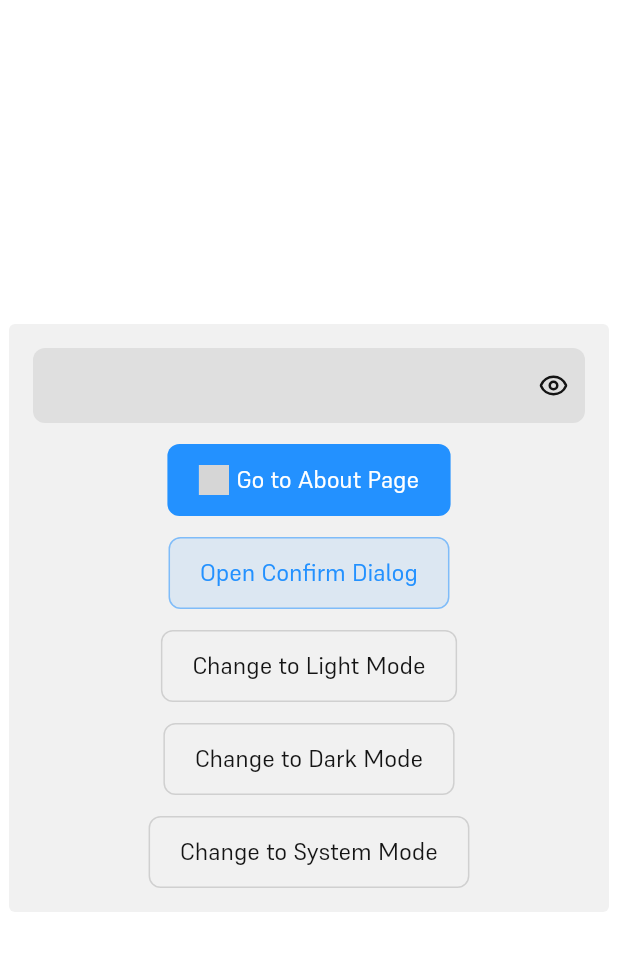
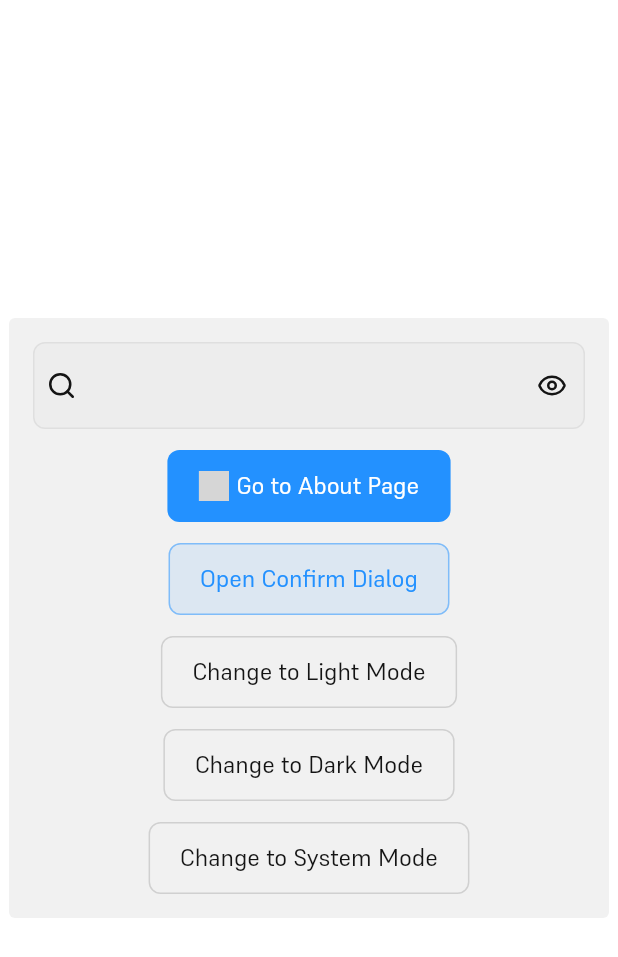
Before and after one commit to AxonDesigns/widget_app, a Flutter app: the screen it shows after launch, after a tap on "Change to Light Mode", on a phone screen of 412 x 824 dp. Shown: the top 957 px of the screen. Run offline on Flutter 3.47's test engine with Material 3 defaults, Android fonts, the phone set to English and light mode, and no system bars; drawn by our look-alikes of rive; our stand-ins replace flutter_lucide, go_router, shared_preferences; grey boxes are pictures that could not be loaded.

Commit message:
chore: enhance text input

```diff
--- a/lib/components/button.dart
+++ b/lib/components/button.dart
@@ -193,16 +193,12 @@ class _ButtonState extends State<Button> {
           AxType.ghost =>
             WidgetStateColor.resolveWith((state) {
               if (state.contains(WidgetState.pressed)) {
-                return GenericTheme.of(context)
-                    .foregroundColor
-                    .withOpacity(0.05);
+                return context.theme.foregroundColor.withOpacity(0.05);
               }
               if (state.contains(WidgetState.hovered)) {
-                return GenericTheme.of(context)
-                    .foregroundColor
-                    .withOpacity(0.1);
+                return context.theme.foregroundColor.withOpacity(0.1);
               }
-              return GenericTheme.of(context).foregroundColor.withOpacity(0.0);
+              return context.theme.foregroundColor.withOpacity(0.0);
             }).resolve(state),
           AxType.glass => WidgetStateColor.resolveWith((state) {
               var color = theme.primaryColor;
--- a/lib/components/dark_mode_state.dart
+++ b/lib/components/dark_mode_state.dart
@@ -3,8 +3,8 @@ import 'dart:ui';
 import 'package:flutter/widgets.dart';
 import 'package:shared_preferences/shared_preferences.dart';
 
-class ThemeModeStateProvider extends StatefulWidget {
-  const ThemeModeStateProvider({
+class InheritedThemeModeProvider extends StatefulWidget {
+  const InheritedThemeModeProvider({
     super.key,
     required this.child,
     this.initial,
@@ -16,10 +16,11 @@ class ThemeModeStateProvider extends StatefulWidget {
   final String storageKey;
 
   @override
-  State<ThemeModeStateProvider> createState() => ThemeModeStateProviderState();
+  State<InheritedThemeModeProvider> createState() =>
+      InheritedThemeModeProviderState();
 }
 
-class ThemeModeStateProviderState extends State<ThemeModeStateProvider>
+class InheritedThemeModeProviderState extends State<InheritedThemeModeProvider>
     with WidgetsBindingObserver {
   var _isDarkMode = false;
 
@@ -61,8 +62,8 @@ class ThemeModeStateProviderState extends State<ThemeModeStateProvider>
 
   @override
   Widget build(BuildContext context) {
-    return ThemeModeState(
-      data: ThemeModeStateData(
+    return InheritedThemeMode(
+      data: ThemeModeData(
         themeMode: _themeMode ?? ThemeMode.system,
         isDarkMode: _isDarkMode,
         setThemeMode: (mode) {
@@ -81,31 +82,35 @@ class ThemeModeStateProviderState extends State<ThemeModeStateProvider>
 }
 
 /// A theme that uses the [GenericThemeData] as its [ThemeData].
-class ThemeModeState extends InheritedWidget {
-  const ThemeModeState({
+class InheritedThemeMode extends InheritedWidget {
+  const InheritedThemeMode({
     super.key,
     required super.child,
     required this.data,
   });
 
-  final ThemeModeStateData data;
+  final ThemeModeData data;
 
   @override
-  bool updateShouldNotify(covariant ThemeModeState oldWidget) {
+  bool updateShouldNotify(covariant InheritedThemeMode oldWidget) {
     return oldWidget.data != data;
   }
 
-  static ThemeModeStateData of(BuildContext context) {
-    return context.dependOnInheritedWidgetOfExactType<ThemeModeState>()!.data;
+  static ThemeModeData of(BuildContext context) {
+    return context
+        .dependOnInheritedWidgetOfExactType<InheritedThemeMode>()!
+        .data;
   }
 
-  static ThemeModeStateData? maybeOf(BuildContext context) {
-    return context.dependOnInheritedWidgetOfExactType<ThemeModeState>()?.data;
+  static ThemeModeData? maybeOf(BuildContext context) {
+    return context
+        .dependOnInheritedWidgetOfExactType<InheritedThemeMode>()
+        ?.data;
   }
 }
 
-class ThemeModeStateData {
-  ThemeModeStateData({
+class ThemeModeData {
+  ThemeModeData({
     required this.themeMode,
     required this.isDarkMode,
     required this.setThemeMode,
@@ -124,14 +129,14 @@ enum ThemeMode {
 
 extension ThemeModeStateExtension on BuildContext {
   ThemeMode get themeMode {
-    return ThemeModeState.maybeOf(this)?.themeMode ?? ThemeMode.system;
+    return InheritedThemeMode.maybeOf(this)?.themeMode ?? ThemeMode.system;
   }
 
   bool get isDarkMode {
-    return ThemeModeState.maybeOf(this)?.isDarkMode ?? false;
+    return InheritedThemeMode.maybeOf(this)?.isDarkMode ?? false;
   }
 
   void setThemeMode(ThemeMode mode) {
-    ThemeModeState.maybeOf(this)?.setThemeMode(mode);
+    InheritedThemeMode.maybeOf(this)?.setThemeMode(mode);
   }
 }
--- a/lib/components/text_input.dart
+++ b/lib/components/text_input.dart
@@ -10,8 +10,6 @@ import 'package:flutter/material.dart' as material
         ThemeData,
         TextSelectionThemeData;
 import 'package:flutter/services.dart';
-import 'package:flutter_lucide/flutter_lucide.dart';
-import 'package:widget_app/components/button.dart';
 import 'package:widget_app/components/generic.dart';
 import 'package:widget_app/utils.dart';
 
@@ -22,6 +20,8 @@ class TextInput extends StatefulWidget {
     this.focusNode,
     this.undoController,
     TextInputType? keyboardType,
+    this.prefix,
+    this.suffix,
     this.textInputAction,
     this.textCapitalization = TextCapitalization.none,
     this.style,
@@ -79,6 +79,7 @@ class TextInput extends StatefulWidget {
     this.spellCheckConfiguration,
     this.magnifierConfiguration,
     this.restorationId,
+    this.backgroundColor,
   })  : enableInteractiveSelection =
             enableInteractiveSelection ?? (!readOnly || !obscureText),
         keyboardType = keyboardType ??
@@ -502,6 +503,16 @@ class TextInput extends StatefulWidget {
 
   /// {@macro flutter.widgets.editableText.restorationId}
   final String? restorationId;
+  final WidgetStateColor? backgroundColor;
+
+  /// Make sure that the widget is not focusable, so it doesn't
+  /// steal focus from the text input.<br>
+  /// e.g. password visibility toggle
+  final Widget? suffix;
+
+  /// Make sure that the widget is not focusable, so it doesn't
+  /// steal focus from the text input.
+  final Widget? prefix;
 
   @override
   State<TextInput> createState() => _TextInputState();
@@ -510,17 +521,80 @@ class TextInput extends StatefulWidget {
 class _TextInputState extends State<TextInput>
     with AutomaticKeepAliveClientMixin {
   // Since making a text input is a bit of a pain, I'm just going to use the material one for now.
+  var hovered = false;
+  var pressed = false;
+  var focused = false;
+  bool get enabled => true;
+  FocusNode? _focusNode;
 
   @override
   bool get wantKeepAlive => true;
 
   @override
+  void initState() {
+    super.initState();
+    _focusNode = widget.focusNode ?? FocusNode();
+    _focusNode!.addListener(_handleFocusChange);
+  }
+
+  @override
+  void dispose() {
+    _focusNode?.dispose();
+    super.dispose();
+  }
+
+  @override
+  void didUpdateWidget(covariant TextInput oldWidget) {
+    super.didUpdateWidget(oldWidget);
+    if (widget.focusNode != null && oldWidget.focusNode == null) {
+      _focusNode?.dispose();
+      _focusNode = widget.focusNode!;
+      _focusNode!.addListener(_handleFocusChange);
+    }
+
+    if (widget.focusNode == null && oldWidget.focusNode != null) {
+      _focusNode?.dispose();
+      _focusNode = FocusNode();
+      _focusNode!.addListener(_handleFocusChange);
+    }
+  }
+
+  void _handleFocusChange() {
+    setState(() {
+      focused = _focusNode?.hasFocus ?? false;
+    });
+  }
+
+  @override
   Widget build(BuildContext context) {
     super.build(context);
+    final state = {
+      if (hovered) WidgetState.hovered,
+      if (pressed) WidgetState.pressed,
+      if (focused) WidgetState.focused,
+    };
 
-    return Container(
+    final bgColor = widget.backgroundColor?.resolve(state) ??
+        WidgetStateColor.resolveWith((state) {
+          if (state.contains(WidgetState.focused)) {
+            return context.theme.surfaceColor.highest;
+          }
+
+          if (state.contains(WidgetState.hovered)) {
+            return context.theme.surfaceColor.higher;
+          }
+
+          return context.theme.surfaceColor.high;
+        }).resolve(state);
+
+    return AnimatedContainer(
+      duration: Duration(milliseconds: pressed ? 50 : 200),
+      curve: Curves.fastEaseInToSlowEaseOut,
       decoration: BoxDecoration(
-        color: GenericTheme.of(context).surfaceColor.highest,
+        color: bgColor,
+        border: Border.all(
+            color: context.theme.surfaceColor.highest,
+            strokeAlign: BorderSide.strokeAlignInside),
         borderRadius: BorderRadius.circular(
           switch (context.theme.roundedSize) {
             RoundedSize.none => 0.0,
@@ -531,30 +605,10 @@ class _TextInputState extends State<TextInput>
           },
         ),
       ),
-      child: Stack(
-        children: [
-          _buildMaterialTextField(context),
-          Positioned.fill(
-            child: Align(
-              alignment: Alignment.centerRight,
-              child: TapRegion(
-                groupId: TextInput,
-                child: Button.ghost(
-                  // So that the input field doesn't lose focus
-                  focusable: false,
-                  onPressed: () {
-                    print("Button pressed");
-                  },
-                  children: [
-                    Icon(
-                      LucideIcons.eye,
-                    ),
-                  ],
-                ),
-              ),
-            ),
-          )
-        ],
+      child: MouseRegion(
+        onEnter: (event) => setState(() => hovered = true),
+        onExit: (event) => setState(() => hovered = false),
+        child: _buildMaterialTextField(context),
       ),
     );
   }
@@ -570,27 +624,49 @@ class _TextInputState extends State<TextInput>
         child: material.Theme(
           data: material.ThemeData(
             textSelectionTheme: material.TextSelectionThemeData(
-              cursorColor: Colors.white,
-              selectionColor: Colors.white.withOpacity(0.5),
-              selectionHandleColor: Colors.white.withOpacity(0.5),
+              cursorColor: context.theme.primaryColor,
+              selectionColor: context.theme.primaryColor.withOpacity(0.5),
+              selectionHandleColor: context.theme.primaryColor,
+            ),
+            iconTheme: IconThemeData(
+              color: context.theme.foregroundColor,
+              size: context.theme.iconSize,
             ),
           ),
+          child: Row(
+            children: [
+              if (widget.prefix != null)
+                TapRegion(
+                  groupId: TextInput,
+                  child: widget.prefix!,
+                ),
+              Expanded(
                 child: material.TextField(
                   groupId: TextInput,
-            style: app?.textStyle ??
-                TextStyle(
-                  fontSize: 12,
-                  color: GenericTheme.maybeOf(context)?.foregroundColor ??
-                      Colors.white,
+                  style: GenericTheme.maybeOf(context)?.baseTextStyle.copyWith(
+                        color: context.theme.foregroundColor,
                       ),
                   decoration: material.InputDecoration(
                     filled: false,
                     border: material.InputBorder.none,
-              contentPadding: EdgeInsets.all(isDesktop ? 12.0 : 16.0),
+                    contentPadding: EdgeInsets.only(
+                      bottom: isDesktop ? 12.0 : 16.0,
+                      top: isDesktop ? 12.0 : 16.0,
+                      left: widget.prefix == null
+                          ? isDesktop
+                              ? 12.0
+                              : 16.0
+                          : 0.0,
+                      right: widget.suffix == null
+                          ? isDesktop
+                              ? 12.0
+                              : 16.0
+                          : 0.0,
+                    ),
                     isDense: true,
                   ),
                   controller: widget.controller,
-            focusNode: widget.focusNode,
+                  focusNode: _focusNode,
                   undoController: widget.undoController,
                   keyboardType: widget.keyboardType,
                   textInputAction: widget.textInputAction,
@@ -601,7 +677,8 @@ class _TextInputState extends State<TextInput>
                   canRequestFocus: widget.canRequestFocus,
                   clipBehavior: widget.clipBehavior,
                   enableInteractiveSelection: widget.enableInteractiveSelection,
-            enableIMEPersonalizedLearning: widget.enableIMEPersonalizedLearning,
+                  enableIMEPersonalizedLearning:
+                      widget.enableIMEPersonalizedLearning,
                   enableSuggestions: widget.enableSuggestions,
                   maxLength: widget.maxLength,
                   maxLines: widget.maxLines,
@@ -624,7 +701,8 @@ class _TextInputState extends State<TextInput>
                   onTapOutside: widget.onTapOutside,
                   mouseCursor: widget.mouseCursor,
                   contextMenuBuilder: widget.contextMenuBuilder,
-            contentInsertionConfiguration: widget.contentInsertionConfiguration,
+                  contentInsertionConfiguration:
+                      widget.contentInsertionConfiguration,
                   cursorColor: widget.cursorColor,
                   cursorHeight: widget.cursorHeight,
                   cursorRadius: widget.cursorRadius,
@@ -649,6 +727,14 @@ class _TextInputState extends State<TextInput>
                   buildCounter: widget.buildCounter,
                 ),
               ),
+              if (widget.suffix != null)
+                TapRegion(
+                  groupId: TextInput,
+                  child: widget.suffix!,
+                ),
+            ],
+          ),
+        ),
       ),
     );
   }
--- a/lib/main.dart
+++ b/lib/main.dart
@@ -26,7 +26,7 @@ class MainApp extends StatelessWidget {
     return App.router(
       debugShowCheckedModeBanner: false,
       builder: (context, child) {
-        return ThemeModeStateProvider(
+        return InheritedThemeModeProvider(
           initial: initialThemeMode,
           storageKey: 'theme_mode',
           // The builder is needed, because we need a new context that has access to the theme mode state.
--- a/lib/pages/home_page.dart
+++ b/lib/pages/home_page.dart
@@ -1,3 +1,4 @@
+import 'package:flutter_lucide/flutter_lucide.dart';
 import 'package:go_router/go_router.dart';
 import 'package:widget_app/components/animated_spinner.dart';
 import 'package:widget_app/components/button.dart';
@@ -34,6 +35,18 @@ class _HomePageState extends State<HomePage> {
             children: [
               TextInput(
                 controller: _controller,
+                obscureText: false,
+                prefix: const Padding(
+                  padding: EdgeInsets.all(8.0),
+                  child: Icon(LucideIcons.search),
+                ),
+                suffix: Button.ghost(
+                  focusable: false,
+                  onPressed: () async {
+                    print("Button pressed");
+                  },
+                  children: const [Icon(LucideIcons.eye)],
+                ),
               ),
               Tooltip(
                 message: "Example tooltip",
```
Lines whose indentation alone changed are shown as unchanged.
